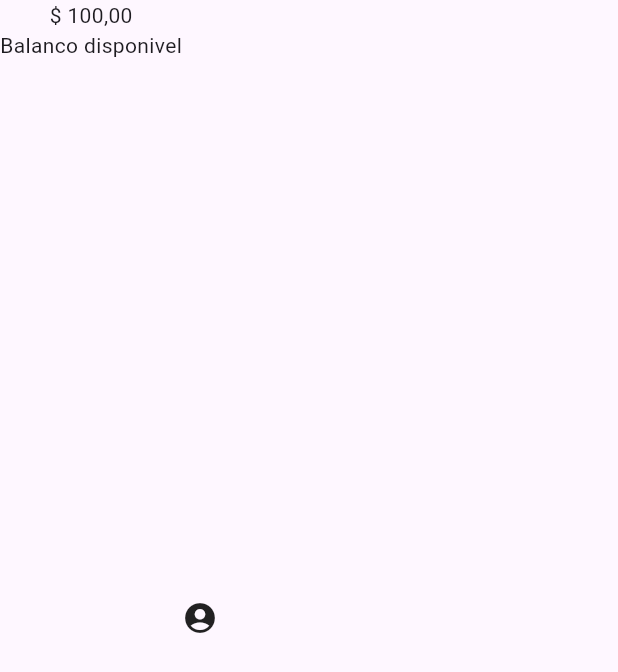
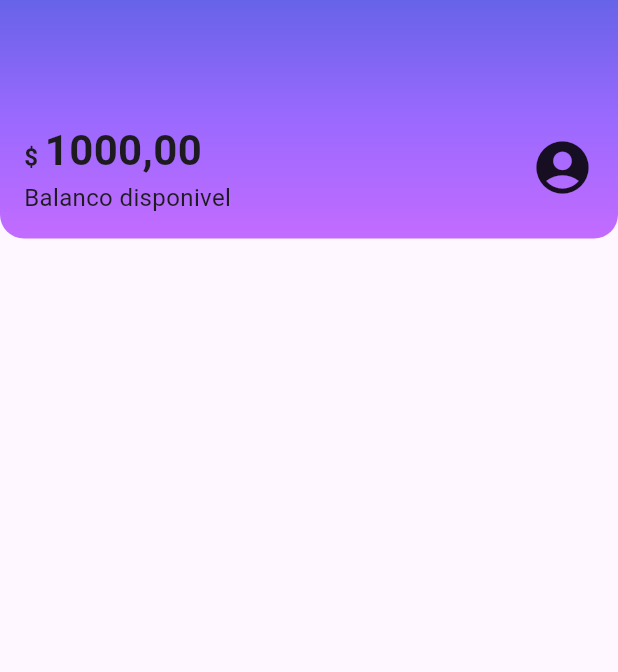
Before and after one commit to alandlan/alubank, a Flutter app: the screen it shows after launch, on a phone screen of 412 x 824 dp. Shown: the top 672 px of the screen. Run offline on Flutter 3.47's test engine with Material 3 defaults, Android fonts, the phone set to English and light mode, and no system bars.

Commit message:
custom header

```diff
--- a/alubank/lib/components/header.dart
+++ /dev/null
@@ -1,22 +0,0 @@
-import 'package:flutter/material.dart';
-
-class Header extends StatelessWidget {
-  const Header({super.key});
-
-  @override
-  Widget build(BuildContext context) {
-    return Container(
-      child: Row(
-        children: [
-          Column(
-            children: [
-              Text('\$ 100,00'),
-              Text('Balanco disponivel'),
-            ],
-          ),
-          Icon(Icons.account_circle)
-        ],
-      ),
-    );
-  }
-}
--- /dev/null
+++ b/alubank/lib/components/sections/header.dart
@@ -0,0 +1,59 @@
+import 'package:flutter/material.dart';
+
+class Header extends StatelessWidget {
+  const Header({super.key});
+
+  @override
+  Widget build(BuildContext context) {
+    return Container(
+      decoration: const BoxDecoration(
+        gradient: LinearGradient(
+            begin: Alignment.topCenter,
+            end: Alignment.bottomCenter,
+            colors: [
+              Color.fromRGBO(103, 99, 232, 1),
+              Color.fromRGBO(155, 105, 254, 1),
+              Color.fromRGBO(195, 107, 255, 1)
+            ]),
+        borderRadius: BorderRadius.only(
+          bottomLeft: Radius.circular(16),
+          bottomRight: Radius.circular(16),
+        ),
+      ),
+      child: const Padding(
+        padding: EdgeInsets.fromLTRB(16, 80, 16, 16),
+        child: Row(
+          mainAxisAlignment: MainAxisAlignment.spaceBetween,
+          children: [
+            Column(
+              crossAxisAlignment: CrossAxisAlignment.start,
+              children: [
+                // Text('\$ 1000,00',style: TextStyle(fontSize: 28,fontWeight: FontWeight.bold),),
+                Text.rich(TextSpan(
+                  text: '\$ ',
+                  style: TextStyle(fontSize: 16, fontWeight: FontWeight.bold),
+                  children: [
+                    TextSpan(
+                      text: '1000,00',
+                      style: TextStyle(
+                          fontSize: 28,
+                          fontWeight: FontWeight.bold),
+                    ),
+                  ],
+                )),
+                Text(
+                  'Balanco disponivel',
+                  style: TextStyle(fontSize: 16),
+                ),
+              ],
+            ),
+            Icon(
+              Icons.account_circle,
+              size: 42,
+            )
+          ],
+        ),
+      ),
+    );
+  }
+}
--- a/alubank/lib/screens/home.dart
+++ b/alubank/lib/screens/home.dart
@@ -1,4 +1,4 @@
-import 'package:alubank/components/header.dart';
+import 'package:alubank/components/sections/header.dart';
 import 'package:flutter/material.dart';
 
 class Home extends StatelessWidget {
@@ -6,8 +6,12 @@ class Home extends StatelessWidget {
 
   @override
   Widget build(BuildContext context) {
-    return Scaffold(
-      body: Header(),
+    return const Scaffold(
+      body: Column(
+        children: <Widget>[
+          Header(),
+        ],
+      ),
     );
   }
 }
```
Also changed, not shown: alubank/lib/components/box_card.dart (added).
